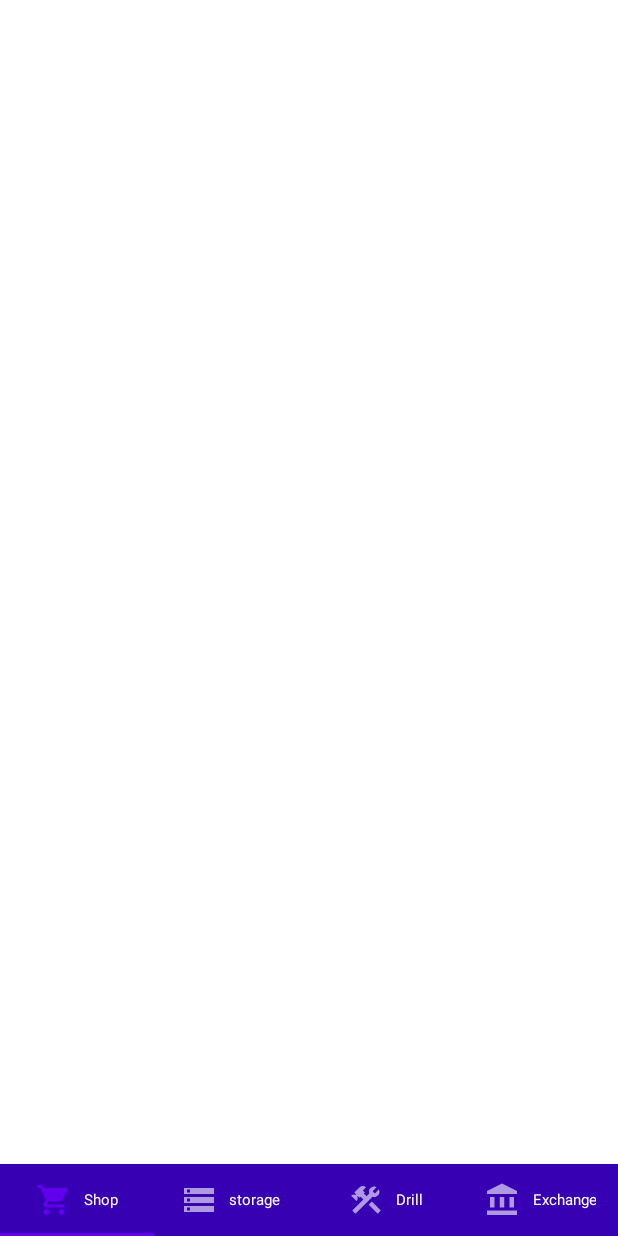
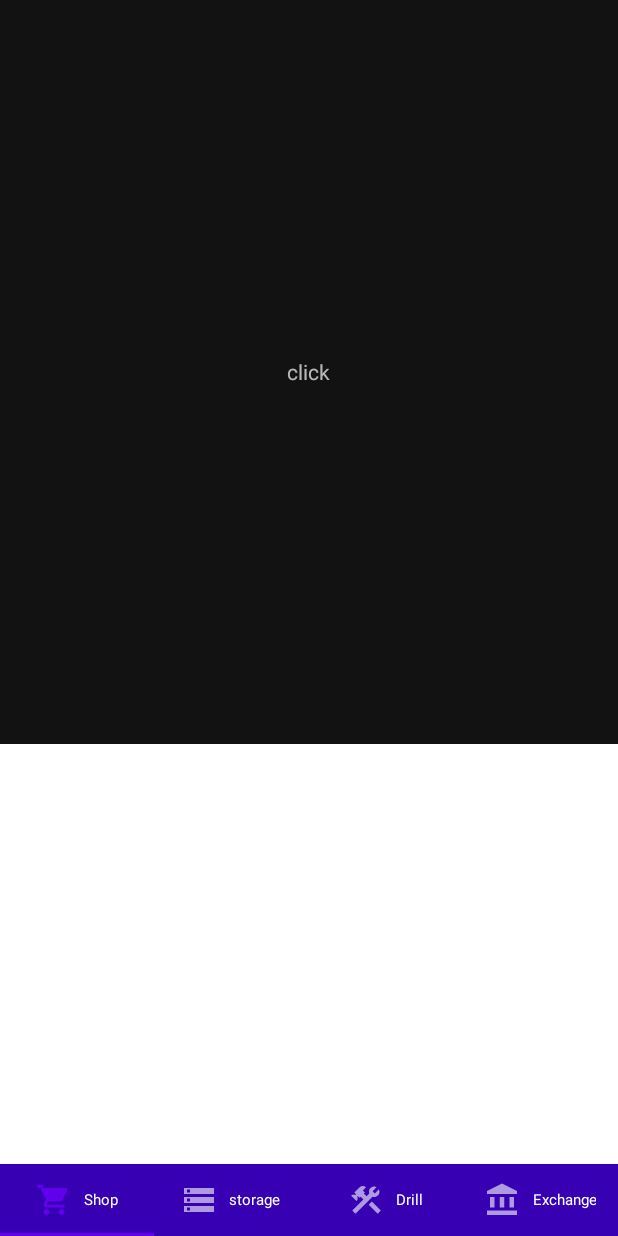
Before and after one commit to VitaliKhileuski/MinerClicker, an Android app: the screen it shows after launch (MainActivity), on a phone screen of 412 x 824 dp. Run offline under Robolectric (Android 15) with nearby library versions, the phone set to English and light mode, and no system bars.

Commit message:
add top view pager

```diff
--- a/Miner_Clicker/app/src/main/java/com/example/miner_clicker/MainActivity.kt
+++ b/Miner_Clicker/app/src/main/java/com/example/miner_clicker/MainActivity.kt
@@ -4,10 +4,7 @@ import androidx.appcompat.app.AppCompatActivity
 import android.os.Bundle
 import androidx.viewpager.widget.ViewPager
 import com.example.miner_clicker.adapters.ViewPagerAdapter
-import com.example.miner_clicker.fragments.DrillFragment
-import com.example.miner_clicker.fragments.ExchangeFragment
-import com.example.miner_clicker.fragments.ShopFragment
-import com.example.miner_clicker.fragments.StorageFragment
+import com.example.miner_clicker.fragments.*
 import com.google.android.material.tabs.TabLayout
 
 class MainActivity : AppCompatActivity() {
@@ -18,6 +15,8 @@ class MainActivity : AppCompatActivity() {
         super.onCreate(savedInstanceState)
         setContentView(R.layout.activity_main)
         SetUpTabs()
+        Set()
+
     }
 
 
@@ -38,4 +37,12 @@ class MainActivity : AppCompatActivity() {
         tabs.getTabAt(2)!!.setIcon(R.drawable.ic_baseline_construction_24)
         tabs.getTabAt(3)!!.setIcon(R.drawable.ic_baseline_account_balance_24)
     }
+
+   private fun Set(){
+       val adapter=ViewPagerAdapter(supportFragmentManager)
+       adapter.addFragment(FirstViewPagerFragment())
+       viewPager=findViewById(R.id.firstViewPager)
+       viewPager.adapter=adapter
+
+   }
 }
--- a/Miner_Clicker/app/src/main/java/com/example/miner_clicker/adapters/ViewPagerAdapter.kt
+++ b/Miner_Clicker/app/src/main/java/com/example/miner_clicker/adapters/ViewPagerAdapter.kt
@@ -24,4 +24,7 @@ class ViewPagerAdapter(supportFragmentManager: FragmentManager):
       mFragmentList.add(fragment)
       mFragmentTitleList.add(title)
   }
+    fun addFragment(fragment:Fragment){
+        mFragmentList.add(fragment)
+    }
 }
--- /dev/null
+++ b/Miner_Clicker/app/src/main/java/com/example/miner_clicker/fragments/FirstViewPagerFragment.kt
@@ -0,0 +1,21 @@
+package com.example.miner_clicker.fragments
+
+import android.os.Bundle
+import androidx.fragment.app.Fragment
+import android.view.LayoutInflater
+import android.view.View
+import android.view.ViewGroup
+import com.example.miner_clicker.R
+
+
+class FirstViewPagerFragment : Fragment() {
+    override fun onCreate(savedInstanceState: Bundle?) {
+        super.onCreate(savedInstanceState)
+    }
+
+    override fun onCreateView(inflater: LayoutInflater, container: ViewGroup?,
+                              savedInstanceState: Bundle?): View? {
+        // Inflate the layout for this fragment
+        return inflater.inflate(R.layout.fragment_first_view_pager, container, false)
+    }
+}
--- a/Miner_Clicker/app/src/main/res/layout/activity_main.xml
+++ b/Miner_Clicker/app/src/main/res/layout/activity_main.xml
@@ -6,12 +6,19 @@
     android:layout_height="match_parent"
     tools:context=".MainActivity">
 
+<androidx.viewpager.widget.ViewPager
+    android:id="@+id/firstViewPager"
+    android:layout_width="wrap_content"
+    android:layout_height="wrap_content"
+    android:layout_above="@id/viewPager">
+</androidx.viewpager.widget.ViewPager>
+
     <androidx.viewpager.widget.ViewPager
         android:id="@+id/viewPager"
         android:layout_width="match_parent"
-        android:layout_height="match_parent"
+        android:layout_height="280dp"
         android:background="@color/white"
-        android:layout_above="@id/appBarLayout"></androidx.viewpager.widget.ViewPager>
+        android:layout_above="@id/appBarLayout" />
 
     <com.google.android.material.appbar.AppBarLayout
         android:id="@+id/appBarLayout"
@@ -28,7 +35,7 @@
             app:tabInlineLabel="true"
             app:tabMode="fixed"
             app:tabTextAppearance="@style/customTabStyle"
-            app:tabTextColor="@color/white"></com.google.android.material.tabs.TabLayout>
+            app:tabTextColor="@color/white" />
 
     </com.google.android.material.appbar.AppBarLayout>
 
--- /dev/null
+++ b/Miner_Clicker/app/src/main/res/layout/fragment_first_view_pager.xml
@@ -0,0 +1,19 @@
+<?xml version="1.0" encoding="utf-8"?>
+<FrameLayout xmlns:android="http://schemas.android.com/apk/res/android"
+    xmlns:tools="http://schemas.android.com/tools"
+    android:layout_width="match_parent"
+    android:layout_height="match_parent"
+    tools:context=".fragments.FirstViewPagerFragment">
+
+    <RelativeLayout
+        android:layout_width="match_parent"
+        android:layout_height="match_parent">
+        <TextView
+            android:layout_width="wrap_content"
+            android:layout_height="wrap_content"
+            android:layout_centerInParent="true"
+            android:text="click" />
+
+    </RelativeLayout>
+
+</FrameLayout>
```
